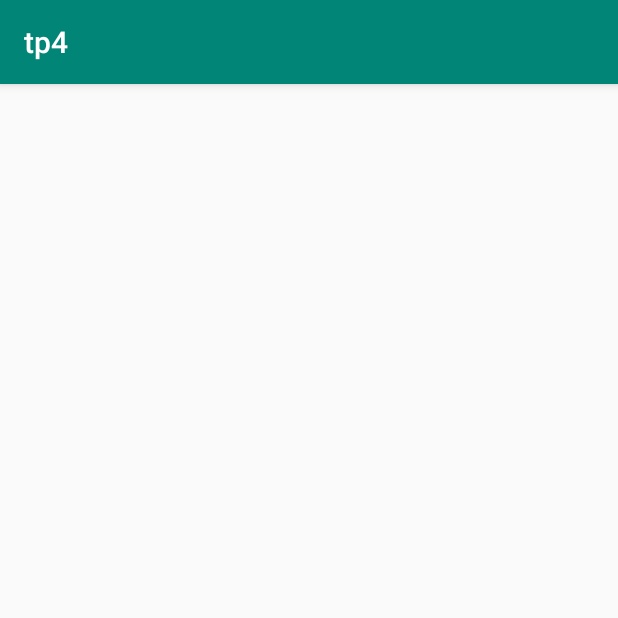
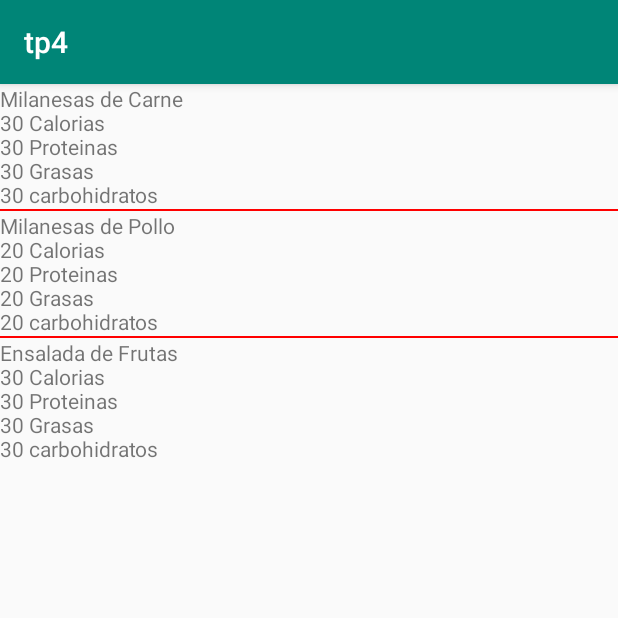
Before and after one commit to fedeglggg/moviles-tp4, an Android app: the Alimentos screen opened directly, with no data from a screen before it, on a phone screen of 412 x 824 dp, the top half of it. Run offline under Robolectric (Android 15) with nearby library versions, the phone set to English and light mode, and no system bars.

Commit message:
lista de adaptador string

```diff
--- a/app/src/main/java/com/example/tp4/Alimentos.java
+++ b/app/src/main/java/com/example/tp4/Alimentos.java
@@ -7,18 +7,23 @@ import android.widget.ListView;
 
 public class Alimentos extends AppCompatActivity {
 
-
-    //ArrayAdapter adapter = new ArrayAdapter<String>(this,R.layout.ListView,R.id.textView,StringArray);
-
     // Array of strings...
     ListView listaAlimentosView;
-    String listaAlimentos[] = {"Milanesas de Carne", "Milanesas de Pollo", "Ensalada de Frutas"};
+
+    // \n hace un punto y aparte
+    String listaAlimentos[] = {
+            "Milanesas de Carne \n30 Calorias \n30 Proteinas \n30 Grasas \n30 carbohidratos",
+            "Milanesas de Pollo \n20 Calorias \n20 Proteinas \n20 Grasas \n20 carbohidratos",
+            "Ensalada de Frutas \n30 Calorias \n30 Proteinas \n30 Grasas \n30 carbohidratos"
+    };
 
     @Override   protected void onCreate(Bundle savedInstanceState) {
         super.onCreate(savedInstanceState);
-       // setContentView(R.layout.activity_alimentos);
+        setContentView(R.layout.activity_alimentos);
         listaAlimentosView = (ListView)findViewById(R.id.listaDeAlimentosView);
-        ArrayAdapter<String> arrayAdapter = new ArrayAdapter<String>(this, R.layout.activity_alimentos, R.id.listaDeAlimentosView, listaAlimentos);
+        // mEdit.setKeyListener(null) sacaria la edicion de los textview
+        ArrayAdapter<String> arrayAdapter = new ArrayAdapter<String>(this, R.layout.activity_nodo_lista, R.id.editText2, listaAlimentos);
         listaAlimentosView.setAdapter(arrayAdapter);
     }
+
 }
--- a/app/src/main/res/layout/activity_alimentos.xml
+++ b/app/src/main/res/layout/activity_alimentos.xml
@@ -8,10 +8,8 @@
 
     <ListView
         android:id="@+id/listaDeAlimentosView"
-        android:layout_width="fill_parent"
+        android:layout_width="wrap_content"
         android:layout_height="wrap_content"
-        android:layout_marginStart="8dp"
-        android:layout_marginLeft="8dp"
         android:divider="#f00"
         android:dividerHeight="1dp"
         app:layout_constraintStart_toStartOf="parent"
--- a/app/src/main/res/layout/activity_nodo_lista.xml
+++ b/app/src/main/res/layout/activity_nodo_lista.xml
@@ -1,33 +1,20 @@
 <?xml version="1.0" encoding="utf-8"?>
-<android.support.design.widget.CoordinatorLayout xmlns:android="http://schemas.android.com/apk/res/android"
+<android.support.constraint.ConstraintLayout xmlns:android="http://schemas.android.com/apk/res/android"
     xmlns:app="http://schemas.android.com/apk/res-auto"
     xmlns:tools="http://schemas.android.com/tools"
+    android:id="@+id/coordinatorLayout"
     android:layout_width="match_parent"
     android:layout_height="match_parent"
     tools:context=".NodoLista">
 
-    <android.support.design.widget.AppBarLayout
-        android:layout_width="match_parent"
-        android:layout_height="wrap_content"
-        android:theme="@style/AppTheme.AppBarOverlay">
-
-        <android.support.v7.widget.Toolbar
-            android:id="@+id/toolbar"
-            android:layout_width="match_parent"
-            android:layout_height="?attr/actionBarSize"
-            android:background="?attr/colorPrimary"
-            app:popupTheme="@style/AppTheme.PopupOverlay" />
-
-    </android.support.design.widget.AppBarLayout>
-
-    <include layout="@layout/content_nodo_lista" />
-
-    <android.support.design.widget.FloatingActionButton
-        android:id="@+id/fab"
+    <!-- android:inputType="none" me desactiva la edicion del texto-->
+    <TextView
+        android:id="@+id/editText2"
         android:layout_width="wrap_content"
         android:layout_height="wrap_content"
-        android:layout_gravity="bottom|end"
-        android:layout_margin="@dimen/fab_margin"
-        app:srcCompat="@android:drawable/ic_dialog_email" />
-
-</android.support.design.widget.CoordinatorLayout>
+        android:ems="10"
+        android:inputType="none"
+        android:text=""
+        app:layout_constraintStart_toStartOf="parent"
+        app:layout_constraintTop_toTopOf="parent" />
+</android.support.constraint.ConstraintLayout>
```
